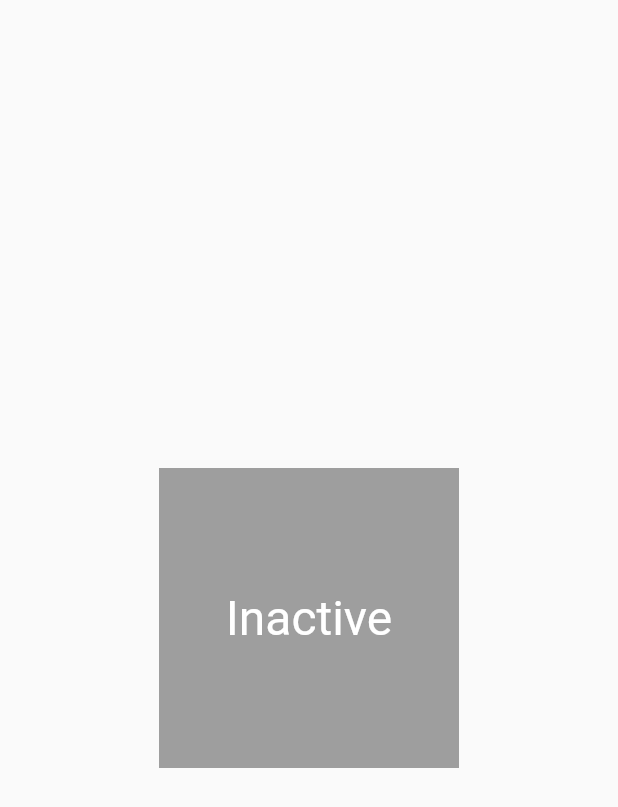
After one commit to davidtran641/flutter-widget, a Flutter app: the screen it shows after launch, after a tap on "State demo", on a phone screen of 412 x 824 dp. The commit adds this screen. Shown: the top 807 px of the screen. Run offline on Flutter 3.47's test engine with Material 2 defaults, Android fonts, the phone set to English and light mode, and no system bars.

Commit message:
(FEAT) State demo

```diff
--- a/flutter_widget/lib/main.dart
+++ b/flutter_widget/lib/main.dart
@@ -3,6 +3,7 @@ import 'package:flutter_widget/counter_demo.dart';
 import 'package:flutter_widget/gesture_demo.dart';
 import 'package:flutter_widget/layout_demo.dart';
 import 'package:flutter_widget/shopping_demo.dart';
+import 'package:flutter_widget/state_manage_demo.dart';
 import 'package:flutter_widget/widget_basic.dart';
 
 import 'hello_world.dart';
@@ -82,6 +83,13 @@ class HomePage extends StatelessWidget {
                     MaterialPageRoute(builder: (context) => LayoutDemo()));
               },
             ),
+            ListTile(
+              title: Text('State demo'),
+              onTap: () {
+                Navigator.push(context,
+                    MaterialPageRoute(builder: (context) => StateManageDemo()));
+              },
+            ),
           ],
         ),
       );
--- /dev/null
+++ b/flutter_widget/lib/state_manage_demo.dart
@@ -0,0 +1,59 @@
+import 'package:flutter/material.dart';
+
+class StateManageDemo extends StatefulWidget {
+  @override
+  _StateManageDemoState createState() => _StateManageDemoState();
+}
+
+class _StateManageDemoState extends State<StateManageDemo> {
+  bool isActive = false;
+
+  void _handleTap(bool value) {
+    setState(() {
+      isActive = !isActive;
+    });
+  }
+
+  @override
+  Widget build(BuildContext context) {
+    return Scaffold(
+      body: Center(
+        child: Tapbox(
+          isActive: isActive,
+          onChanged: _handleTap,
+        ),
+      ),
+    );
+  }
+}
+
+class Tapbox extends StatelessWidget {
+  Tapbox({Key key, this.isActive: false, @required this.onChanged})
+      : super(key: key);
+
+  final bool isActive;
+  final ValueChanged<bool> onChanged;
+
+  void _handleTap() {
+    onChanged(!isActive);
+  }
+
+  @override
+  Widget build(BuildContext context) {
+    return GestureDetector(
+      onTap: _handleTap,
+      child: Container(
+        child: Center(
+          child: Text(
+            isActive ? 'Active' : 'Inactive',
+            style: TextStyle(fontSize: 32, color: Colors.white),
+          ),
+        ),
+        width: 200,
+        height: 200,
+        decoration:
+            BoxDecoration(color: isActive ? Colors.green : Colors.grey[500]),
+      ),
+    );
+  }
+}
```
